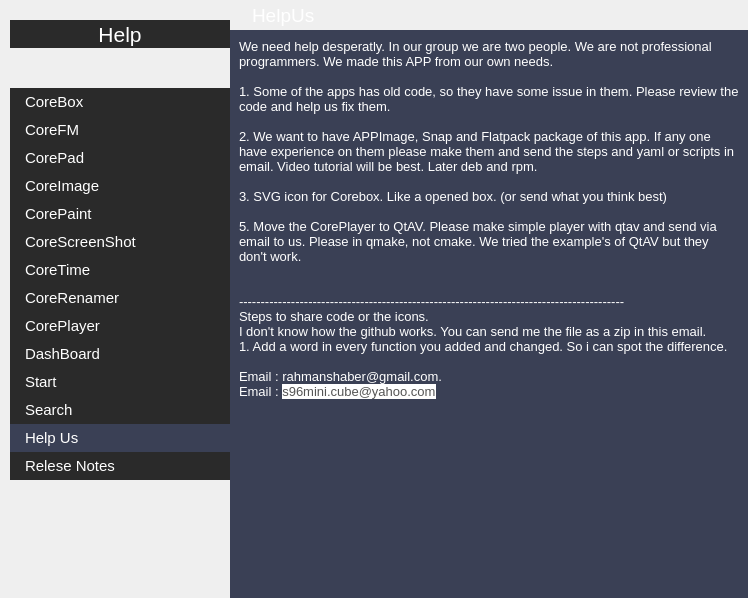
This is app/help/help.ui in rahmanshaber/corebox as Qt 5 draws it before an edit. The edited form follows.
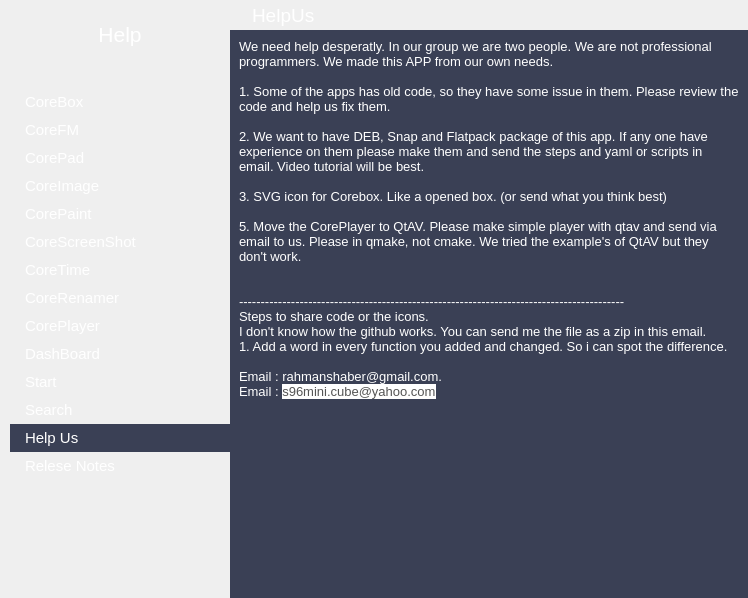
This is the edited form. The open tabs and pages were chosen to show the change. Icons and pictures are not drawn.

```diff
--- a/app/help/help.ui
+++ b/app/help/help.ui
@@ -18,67 +18,62 @@
     <normaloff>:/icons/Help.svg</normaloff>:/icons/Help.svg</iconset>
   </property>
   <property name="styleSheet">
-   <string notr="true">QTextEdit{
-padding: 5px 5px 5px 5px;
-background-color: #3A4055;
-color: #ffffff;
-border: 1px #161616;
-}
+   <string notr="true">
+/*Help */
+
+#appTitle{
+    border: 1px #232323;
+    background-color: transparent;
+    color: #ffffff;}
+
+
+QFrame [accessibleName=&quot;nameBar&quot;]{
+    background-color:#363941;
+    color: #FFFFFF;}
+
+
+QWidget [accessibleName=&quot;shortcut&quot;]{
+    background-color: #2A2A2A;
+    color: #ffffff;
+    border: 1px #161616;}
+
+
+QTextEdit{
+    padding: 5px 5px 5px 5px;
+    background-color: #3A4055;
+    color: #ffffff;
+    border: 1px #161616;}
+
 
 QPushButton{
-border: 1px #2A2A2A;
-color: #ffffff;
-background-color: #2A2A2A;
-Text-align:left;
-padding: 5px 5px 5px 15px;
-}
-
+    background-color: transparent;
+    color: #ffffff;
+    border: 1px #2A2A2A;
+    Text-align:left;
+    padding: 5px 5px 5px 15px;}
 QPushButton:checked{
-background-color: #3A4055;
-}
-
+    background-color: #3A4055;}
 QPushButton:hover {
-background-color: #3A4055;
-}
-
-QToolButton{
-border: 1px #2A2A2A;
-background-color:#2A2A2A;
-color: white;
-}
-
-QFrame [accessibleName=&quot;nameBar&quot;]{
-background-color:#363941;
-color: #FFFFFF;
-}
-
-QWidget [accessibleName=&quot;shortcut&quot;]{
-background-color: #2A2A2A;
-color: #ffffff;
-border: 1px #161616;
-}
+    background-color: #3A4055;}
 
 
 QScrollBar:vertical {
-background-color: rgba( 0, 0, 0, 72% );
-max-width: 8px;
-border-radius: 4px;
-padding: 1px; }
-
+    background-color: rgba( 0, 0, 0, 72% );
+    max-width: 8px;
+    border-radius: 4px;
+    padding: 1px; }
 QScrollBar::handle:vertical {
-background-color: silver;
-max-width: 6px;
-border-radius: 3px; }
-
+    background-color: silver;
+    max-width: 6px;
+    min-height: 12px;
+    border-radius: 3px; }
 QScrollBar::sub-page:vertical {
-background-color: rgba( 0, 0, 0, 72% ); }
-
+    background-color: rgba( 0, 0, 0, 72% ); }
 QScrollBar::add-page:vertical {
-background-color: rgba( 0, 0, 0, 72% ); }
-
-QScrollBar::add-line:vertical, 
+    background-color: rgba( 0, 0, 0, 72% ); }
+QScrollBar::add-line:vertical,
 QScrollBar::sub-line:vertical {
-width: 0px; height: 0px; }
+    width: 0px; height: 0px; }
 
 </string>
   </property>
@@ -99,7 +94,7 @@
     <number>0</number>
    </property>
    <item row="0" column="1">
-    <widget class="QFrame" name="namebar">
+    <widget class="QFrame" name="nameBar">
      <property name="minimumSize">
       <size>
        <width>0</width>
@@ -210,7 +205,7 @@
    <item row="1" column="1">
     <widget class="QStackedWidget" name="pages">
      <property name="currentIndex">
-      <number>13</number>
+      <number>12</number>
      </property>
      <widget class="QWidget" name="pcorebox">
       <layout class="QVBoxLayout" name="verticalLayout_5">
@@ -785,7 +780,7 @@
 &lt;p style=&quot;-qt-paragraph-type:empty; margin-top:0px; margin-bottom:0px; margin-left:0px; margin-right:0px; -qt-block-indent:0; text-indent:0px;&quot;&gt;&lt;br /&gt;&lt;/p&gt;
 &lt;p style=&quot; margin-top:0px; margin-bottom:0px; margin-left:0px; margin-right:0px; -qt-block-indent:0; text-indent:0px;&quot;&gt;1. Some of the apps has old code, so they have some issue in them. Please review the code and help us fix them.&lt;/p&gt;
 &lt;p style=&quot;-qt-paragraph-type:empty; margin-top:0px; margin-bottom:0px; margin-left:0px; margin-right:0px; -qt-block-indent:0; text-indent:0px;&quot;&gt;&lt;br /&gt;&lt;/p&gt;
-&lt;p style=&quot; margin-top:0px; margin-bottom:0px; margin-left:0px; margin-right:0px; -qt-block-indent:0; text-indent:0px;&quot;&gt;2. We want to have APPImage, Snap and Flatpack package of this app. If any one have experience on them please make them and send the steps and yaml or scripts in email. Video tutorial will be best. Later deb and rpm.&lt;/p&gt;
+&lt;p style=&quot; margin-top:0px; margin-bottom:0px; margin-left:0px; margin-right:0px; -qt-block-indent:0; text-indent:0px;&quot;&gt;2. We want to have DEB, Snap and Flatpack package of this app. If any one have experience on them please make them and send the steps and yaml or scripts in email. Video tutorial will be best. &lt;/p&gt;
 &lt;p style=&quot;-qt-paragraph-type:empty; margin-top:0px; margin-bottom:0px; margin-left:0px; margin-right:0px; -qt-block-indent:0; text-indent:0px;&quot;&gt;&lt;br /&gt;&lt;/p&gt;
 &lt;p style=&quot; margin-top:0px; margin-bottom:0px; margin-left:0px; margin-right:0px; -qt-block-indent:0; text-indent:0px;&quot;&gt;3. SVG icon for Corebox. Like a opened box. (or send what you think best)&lt;/p&gt;
 &lt;p style=&quot;-qt-paragraph-type:empty; margin-top:0px; margin-bottom:0px; margin-left:0px; margin-right:0px; -qt-block-indent:0; text-indent:0px;&quot;&gt;&lt;br /&gt;&lt;/p&gt;
@@ -876,7 +871,7 @@
        <number>10</number>
       </property>
       <item>
-       <widget class="QToolButton" name="title">
+       <widget class="QToolButton" name="appTitle">
         <property name="sizePolicy">
          <sizepolicy hsizetype="Expanding" vsizetype="Fixed">
           <horstretch>0</horstretch>
```
